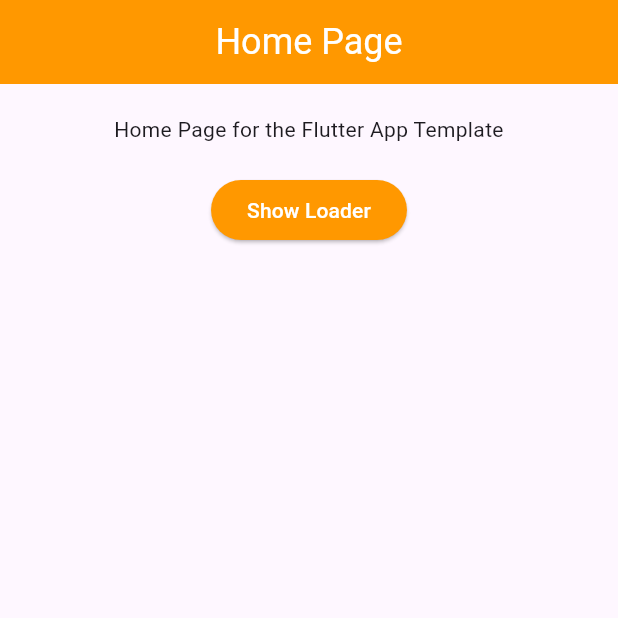
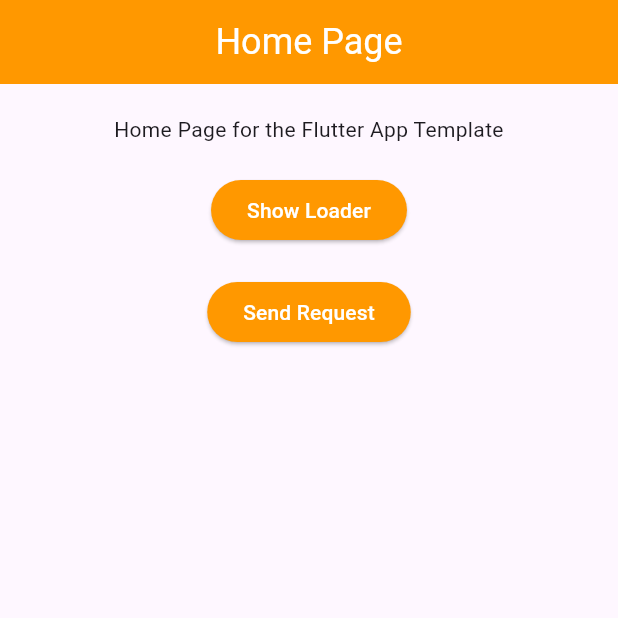
Before and after one commit to andreabbondanza/flutter_app_template, a Flutter app: the screen it shows after launch, on a phone screen of 412 x 824 dp, the top half of it. Run offline on Flutter 3.47's test engine with Material 3 defaults, Android fonts, the phone set to English and light mode, and no system bars; our stand-ins replace dio, fluttertoast; Roboto replaces fonts that are missing (Montserrat).

```diff
--- a/lib/common/toasts_comp.dart
+++ b/lib/common/Messages.dart
@@ -11,6 +11,7 @@ class Messages {
           backgroundColor: Colors.orange,
           textColor: Colors.white,
           fontSize: 16.0);
+
   static void showSuccess(String msg, {bool isShort = false}) =>
       Fluttertoast.showToast(
           msg: msg,
@@ -20,6 +21,7 @@ class Messages {
           backgroundColor: Colors.green[800],
           textColor: Colors.white,
           fontSize: 16.0);
+
   static void showError(String msg, {bool isShort = false}) =>
       Fluttertoast.showToast(
           msg: msg,
--- a/lib/pages/home/home_page.dart
+++ b/lib/pages/home/home_page.dart
@@ -1,6 +1,7 @@
 import 'package:flutter/material.dart';
+import '../../api/client_api.dart';
 
-import '../../common/loader_comp.dart';
+import '../../common/loader.dart';
 
 class HomePage extends StatefulWidget {
   const HomePage({super.key});
@@ -10,6 +11,8 @@ class HomePage extends StatefulWidget {
 }
 
 class _HomePageState extends State<HomePage> {
+  String _requestResult = '';
+
   @override
   Widget build(BuildContext context) {
     return Scaffold(
@@ -46,6 +49,39 @@ class _HomePageState extends State<HomePage> {
               },
               child: const Text('Show Loader',
                   style: TextStyle(color: Colors.white))),
+          const SizedBox(height: 20),
+          ElevatedButton(
+              style: ButtonStyle(
+                backgroundColor: MaterialStateProperty.resolveWith((states) {
+                  if (states.contains(MaterialState.pressed)) {
+                    return Theme.of(context).primaryColor.withOpacity(0.5);
+                  }
+                  return Theme.of(context).primaryColor;
+                }),
+              ),
+              onPressed: () async {
+                final api = Maronn();
+                final result = await api.get("https://www.google.com");
+                if (mounted) {
+                  showDialog(
+                    context: context,
+                    builder: (_) => AlertDialog(
+                      title: const Text('Request Result'),
+                      content: Text(result.toString()),
+                      actions: [
+                        TextButton(
+                          onPressed: () {
+                            Navigator.of(context).pop();
+                          },
+                          child: const Text('Close'),
+                        ),
+                      ],
+                    ),
+                  );
+                }
+              },
+              child: const Text('Send Request',
+                  style: TextStyle(color: Colors.white))),
         ],
       ),
     );
```
Also changed, not shown: lib/common/loader.dart (renamed from lib/common/loader_comp.dart), 3 other files.
